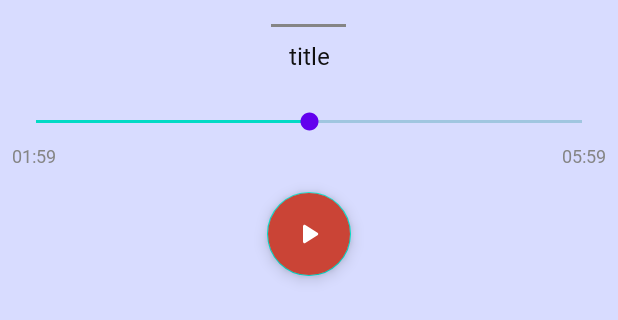
After one commit to pooryadb/SecureBox-Recorder, an Android app: the layout dialog_audio_player.xml on its own in the app's theme, with its tools: preview values and no code run, on a phone screen of 412 x 824 dp. The commit adds this screen. Shown: the top 320 px of the screen. Run offline under Robolectric (Android 15) with nearby library versions, the phone set to English and light mode, and no system bars.

Commit message:
+ AudioPlayerDialog.kt

```diff
--- a/app/src/main/java/ir/romroid/secureboxrecorder/domain/model/AudioModel.kt
+++ b/app/src/main/java/ir/romroid/secureboxrecorder/domain/model/AudioModel.kt
@@ -1,9 +1,12 @@
 package ir.romroid.secureboxrecorder.domain.model
 
 import android.net.Uri
+import android.os.Parcelable
 import ir.romroid.secureboxrecorder.base.component.model.BaseResponseData
+import kotlinx.parcelize.Parcelize
 
+@Parcelize
 data class AudioModel(
     val name: String,
     val uri: Uri
-) : BaseResponseData()
+) : BaseResponseData(), Parcelable
--- /dev/null
+++ b/app/src/main/res/layout/dialog_audio_player.xml
@@ -0,0 +1,89 @@
+<?xml version="1.0" encoding="utf-8"?>
+<androidx.appcompat.widget.LinearLayoutCompat xmlns:android="http://schemas.android.com/apk/res/android"
+    xmlns:app="http://schemas.android.com/apk/res-auto"
+    xmlns:tools="http://schemas.android.com/tools"
+    android:layout_width="match_parent"
+    android:layout_height="wrap_content"
+    android:orientation="vertical">
+
+    <View
+        android:id="@+id/vHandler"
+        android:layout_width="@dimen/handle_width"
+        android:layout_height="2dp"
+        android:layout_gravity="center_horizontal"
+        android:layout_marginTop="@dimen/margin"
+        android:background="?android:attr/textColorHint"
+        app:layout_constraintEnd_toEndOf="parent"
+        app:layout_constraintStart_toStartOf="parent"
+        app:layout_constraintTop_toTopOf="parent" />
+
+    <com.google.android.material.textview.MaterialTextView
+        android:id="@+id/tvTitle"
+        style="@style/txt.h2"
+        android:layout_width="match_parent"
+        android:layout_height="wrap_content"
+        android:layout_marginHorizontal="@dimen/margin"
+        android:layout_marginVertical="@dimen/padding"
+        android:gravity="center"
+        tools:text="title" />
+
+    <androidx.constraintlayout.widget.ConstraintLayout
+        android:layout_width="match_parent"
+        android:layout_height="wrap_content"
+        android:layout_marginHorizontal="@dimen/padding"
+        android:layoutDirection="ltr">
+
+        <androidx.appcompat.widget.AppCompatSeekBar
+            android:id="@+id/seekbar"
+            android:layout_width="match_parent"
+            android:layout_height="wrap_content"
+            android:layout_marginTop="@dimen/margin"
+            android:max="100"
+            android:min="0"
+            android:progressBackgroundTint="?attr/colorSecondaryVariant"
+            android:progressTint="?attr/colorSecondary"
+            android:thumbTint="?attr/colorPrimary"
+            app:layout_constraintEnd_toEndOf="parent"
+            app:layout_constraintStart_toStartOf="parent"
+            app:layout_constraintTop_toTopOf="parent"
+            tools:progress="50" />
+
+        <com.google.android.material.textview.MaterialTextView
+            android:id="@+id/tvElapsed"
+            style="@style/txt.h0.light"
+            android:layout_width="wrap_content"
+            android:layout_height="wrap_content"
+            android:layout_marginTop="5dp"
+            android:text="00:00"
+            android:textColor="?android:attr/textColorHint"
+            app:layout_constraintStart_toStartOf="parent"
+            app:layout_constraintTop_toBottomOf="@id/seekbar"
+            tools:text="01:59" />
+
+        <com.google.android.material.textview.MaterialTextView
+            android:id="@+id/tvAll"
+            style="@style/txt.h0.light"
+            android:layout_width="wrap_content"
+            android:layout_height="wrap_content"
+            android:layout_marginTop="5dp"
+            android:textColor="?android:attr/textColorHint"
+            app:layout_constraintEnd_toEndOf="parent"
+            app:layout_constraintTop_toBottomOf="@id/seekbar"
+            tools:text="05:59" />
+
+    </androidx.constraintlayout.widget.ConstraintLayout>
+
+    <com.google.android.material.floatingactionbutton.FloatingActionButton
+        android:id="@+id/fabPlay"
+        android:layout_width="wrap_content"
+        android:layout_height="wrap_content"
+        android:layout_gravity="center_horizontal"
+        android:layout_marginTop="@dimen/margin"
+        android:layout_marginBottom="@dimen/margin"
+        android:backgroundTint="?attr/colorError"
+        android:contentDescription="play pause"
+        android:src="@drawable/ic_play"
+        app:fabSize="normal"
+        app:tint="?attr/colorOnError" />
+
+</androidx.appcompat.widget.LinearLayoutCompat>
```
Also changed, not shown: app/src/main/java/ir/romroid/secureboxrecorder/presentation/recordList/AudioPlayerDialog.kt (added, +154 -0 lines), app/src/main/java/ir/romroid/secureboxrecorder/presentation/recordList/RecordListFragment.kt (+4 -3 lines), app/src/main/res/navigation/home_graph.xml (+13 -0 lines).
